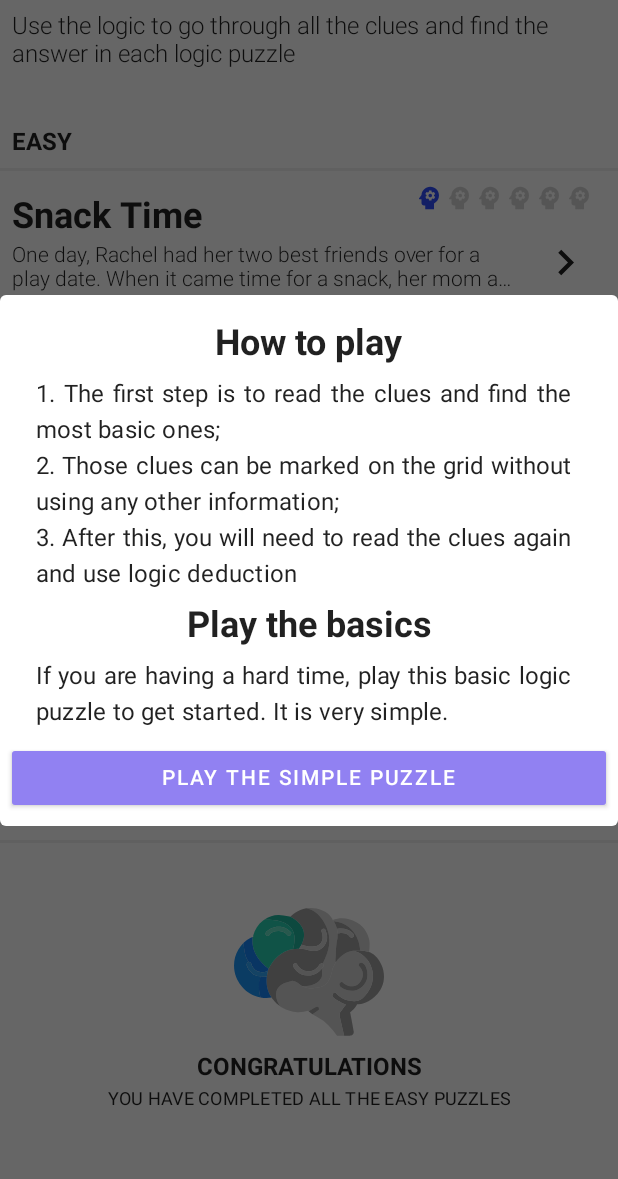
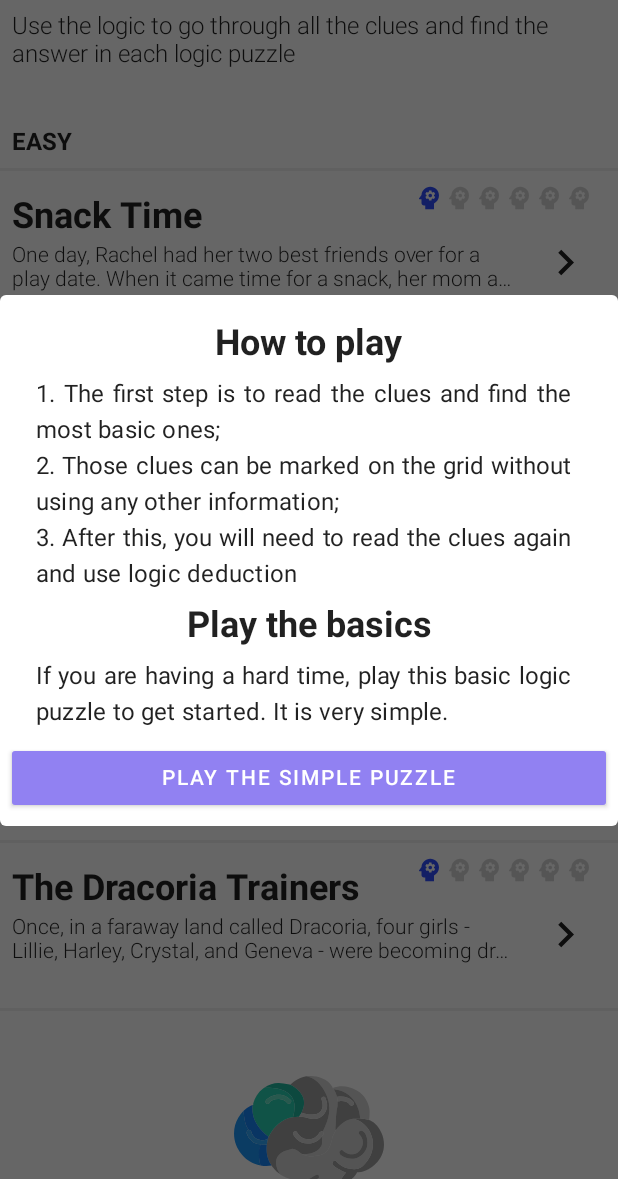
Before and after one commit to YaroslavGorbach-code/logickPuzzle, an Android app built with Jetpack Compose: the screen it shows after launch (MainActivity), on a phone screen of 412 x 824 dp, the part 57-1236 px from its top. Run offline under Robolectric (Android 15) with nearby library versions, the phone set to English and light mode, and no system bars; our stand-ins replace AdMob, Dagger/Hilt's generated code, accompanist; 2 statements that could not run were skipped.

Commit message:
Add one more puzzle

```diff
--- a/app/src/main/java/yaroslavgorbach/logic_quizz/data/common/model/PuzzleName.kt
+++ b/app/src/main/java/yaroslavgorbach/logic_quizz/data/common/model/PuzzleName.kt
@@ -9,6 +9,7 @@ enum class PuzzleName(val resId: Int) {
     MATES_PLUS_DATES(R.string.mates_plus_dates_name),
     MULTICOLOUR_DOORS(R.string.multicolour_doors_name),
     WHO_ATE_WHICH_FRUIT(R.string.who_ate_which_fruit_name),
+    DRACONIA_TRAINERS(R.string.draconia_trainers_name),
 
     //middle
     MORE_PAINTERS(R.string.more_painters_name),
--- a/app/src/main/java/yaroslavgorbach/logic_quizz/data/puzzle/factory/PuzzleCluesProvider.kt
+++ b/app/src/main/java/yaroslavgorbach/logic_quizz/data/puzzle/factory/PuzzleCluesProvider.kt
@@ -32,6 +32,9 @@ class PuzzleCluesProvider(private val context: Context) {
             PuzzleName.WHO_ATE_WHICH_FRUIT -> {
                 context.resources.getStringArray(R.array.who_ate_which_fruit_clues).toList()
             }
+            PuzzleName.DRACONIA_TRAINERS -> {
+                context.resources.getStringArray(R.array.draconia_trainers_clues).toList()
+            }
         }
     }
 }
--- a/app/src/main/java/yaroslavgorbach/logic_quizz/data/puzzle/factory/PuzzleHintsProvider.kt
+++ b/app/src/main/java/yaroslavgorbach/logic_quizz/data/puzzle/factory/PuzzleHintsProvider.kt
@@ -21,6 +21,10 @@ class PuzzleHintsProvider(private val context: Context) {
                 context.resources.getStringArray(R.array.jazz_band_solos_hints).toList()
                     .mapIndexed(::Hint)
             }
+            PuzzleName.DRACONIA_TRAINERS -> {
+                context.resources.getStringArray(R.array.draconia_trainers_hints).toList()
+                    .mapIndexed(::Hint)
+            }
             PuzzleName.MORE_PAINTERS,
             PuzzleName.TRAINING_PUZZLE,
             PuzzleName.MULTICOLOUR_DOORS,
--- a/app/src/main/java/yaroslavgorbach/logic_quizz/data/puzzle/factory/PuzzleStoryProvider.kt
+++ b/app/src/main/java/yaroslavgorbach/logic_quizz/data/puzzle/factory/PuzzleStoryProvider.kt
@@ -32,6 +32,9 @@ class PuzzleStoryProvider(private val context: Context) {
             PuzzleName.WHO_ATE_WHICH_FRUIT -> {
                 context.resources.getString(R.string.who_ate_which_fruit_story)
             }
+            PuzzleName.DRACONIA_TRAINERS -> {
+                context.resources.getString(R.string.draconia_trainers_story)
+            }
         }
     }
 }
--- a/app/src/main/java/yaroslavgorbach/logic_quizz/data/puzzle/factory/TableCellSizeProvider.kt
+++ b/app/src/main/java/yaroslavgorbach/logic_quizz/data/puzzle/factory/TableCellSizeProvider.kt
@@ -14,6 +14,7 @@ class TableCellSizeProvider() {
             PuzzleName.TRAINING_PUZZLE -> 40
             PuzzleName.MULTICOLOUR_DOORS -> 40
             PuzzleName.WHO_ATE_WHICH_FRUIT -> 30
+            PuzzleName.DRACONIA_TRAINERS -> 30
         }
     }
 }
--- a/app/src/main/java/yaroslavgorbach/logic_quizz/data/puzzles/mapper/PuzzleNameToDifficultyMapper.kt
+++ b/app/src/main/java/yaroslavgorbach/logic_quizz/data/puzzles/mapper/PuzzleNameToDifficultyMapper.kt
@@ -15,6 +15,7 @@ class PuzzleNameToDifficultyMapper() {
             PuzzleName.KITTENS_AND_KIDS -> DifficultLevel.THREE
             PuzzleName.JAZZ_BANDS_SOLOS -> DifficultLevel.FIVE
             PuzzleName.TRAINING_PUZZLE -> DifficultLevel.ONE
+            PuzzleName.DRACONIA_TRAINERS ->  DifficultLevel.ONE
         }
     }
 }
--- a/app/src/main/res/values/puzzle_clues.xml
+++ b/app/src/main/res/values/puzzle_clues.xml
@@ -19,6 +19,24 @@
         <item>4. People with O in their name did not eat the orange.</item>
         <item>5. Bob ate his fruit on Tuesday.</item>
         <item>6. Jenny loved eating her orange.</item>
+    </string-array>
+
+
+<!--    Answer-->
+<!--    Lillie has the Gold Dragon and calls it Reikke.-->
+<!--    Harley has the Black Dragon and calls it Brookzhay.-->
+<!--    Crystal has the Blue Dragon and calls it Aero.-->
+<!--    Geneva has the Red Dragon and calls it Skae.-->
+
+    <string-array name="draconia_trainers_clues">
+        <item>1. The four people are: the one who owns the Red Dragon,
+            the one who owns Brookzhay, the one who owns the Gold Dragon, and Crystal.</item>
+        <item>2. Lillie thinks Aero and Brookzhay
+            are nice-looking dragons, but prefers her own, the Gold Dragon.</item>
+        <item>3. Harley\'s dragon is the fastest, but Aero is right behind.</item>
+        <item>4. Even though Skae\'s name sounds like "Sky", she is not the color of the sky, day or night.</item>
+        <item>5. Reikke, the Gold Dragon, wishes she belonged to Crystal because she gives her dragon more treats.</item>
+        <item>6. Harley thinks she\'s cool because her dragon is the color of the night, but Geneva thinks her dragon, Skae, is much cooler.</item>
     </string-array>
 
     <!--    Answer-->
--- a/app/src/main/res/values/puzzle_hints.xml
+++ b/app/src/main/res/values/puzzle_hints.xml
@@ -10,6 +10,10 @@
         <item>I wouldn\'t want to go to the park on a date, it\'d be cold and it might be wet</item>
     </string-array>
 
+    <string-array name="draconia_trainers_hints">
+        <item>The day sky is blue and the night sky is black.</item>
+    </string-array>
+
     <string-array name="jazz_band_solos_hints">
         <item>Lucy and Maria are women.</item>
         <item>Evan, Steve, and Will are men.</item>
--- a/app/src/main/res/values/puzzle_items.xml
+++ b/app/src/main/res/values/puzzle_items.xml
@@ -23,6 +23,35 @@
         <item>Grape</item>
     </string-array>
 
+    <!--    Answer-->
+    <!--    Jenny - Orange - Saturday-->
+    <!--    Bob - Banana - Tuesday-->
+    <!--    Kate - Apple - Friday-->
+    <!--    Joseph - Grapes - Monday-->
+
+    <string name="draconia_trainers_items_1_name">Trainers</string>
+    <string-array name="draconia_trainers_items_1_trainers">
+        <item>Lillie</item>
+        <item>Harley</item>
+        <item>Crystal</item>
+        <item>Geneva</item>
+    </string-array>
+
+    <string name="draconia_trainers_items_2_name">Dragons</string>
+    <string-array name="draconia_trainers_items_2_dragons">
+        <item>Brookzhay</item>
+        <item>Skae</item>
+        <item>Reikke</item>
+        <item>Aero</item>
+    </string-array>
+
+    <string name="draconia_trainers_items_3_name">Colors</string>
+    <string-array name="draconia_trainers_items_3_colors">
+        <item>Gold</item>
+        <item>Black</item>
+        <item>Blue</item>
+        <item>Red</item>
+    </string-array>
 
 <!--    Answer-->
 <!--    Jenny - Orange - Saturday-->
--- a/app/src/main/res/values/puzzle_names.xml
+++ b/app/src/main/res/values/puzzle_names.xml
@@ -8,4 +8,5 @@
     <string name="jazz_band_solos_name">Jazz Band Solos</string>
     <string name="multicolour_doors_name">Multicolour Doors</string>
     <string name="who_ate_which_fruit_name">Who Ate Which Fruit?</string>
+    <string name="draconia_trainers_name">The Dracoria Trainers</string>
 </resources>
--- a/app/src/main/res/values/puzzle_storys.xml
+++ b/app/src/main/res/values/puzzle_storys.xml
@@ -6,6 +6,11 @@
         They each had a piece of fruit - Orange, Apple, Grapes and Banana.
         On a certain day - Monday, Friday, Saturday, Tuesday.
         Can you work out who has which fruit on which day?</string>
+
+    <string name="draconia_trainers_story">Once, in a faraway land called Dracoria,
+        four girls - Lillie, Harley, Crystal, and Geneva - were becoming dragon trainers.
+        They each got a different-colored dragon and named it something different. Using
+        the clues, can you figure out who had which dragon and what she named it?</string>
 
     <string name="multicolour_doors_story">Three friends all live in houses with painted doors.
         Can you use these clues to find out what colour door they have and what road they live on?    </string>
```
Also changed, not shown: app/src/main/java/yaroslavgorbach/logic_quizz/data/puzzle/factory/CorrectPairsProvider.kt (+29 -3 lines), app/src/main/java/yaroslavgorbach/logic_quizz/data/puzzle/factory/PuzzleTitlesFactory.kt (+32 -0 lines).
